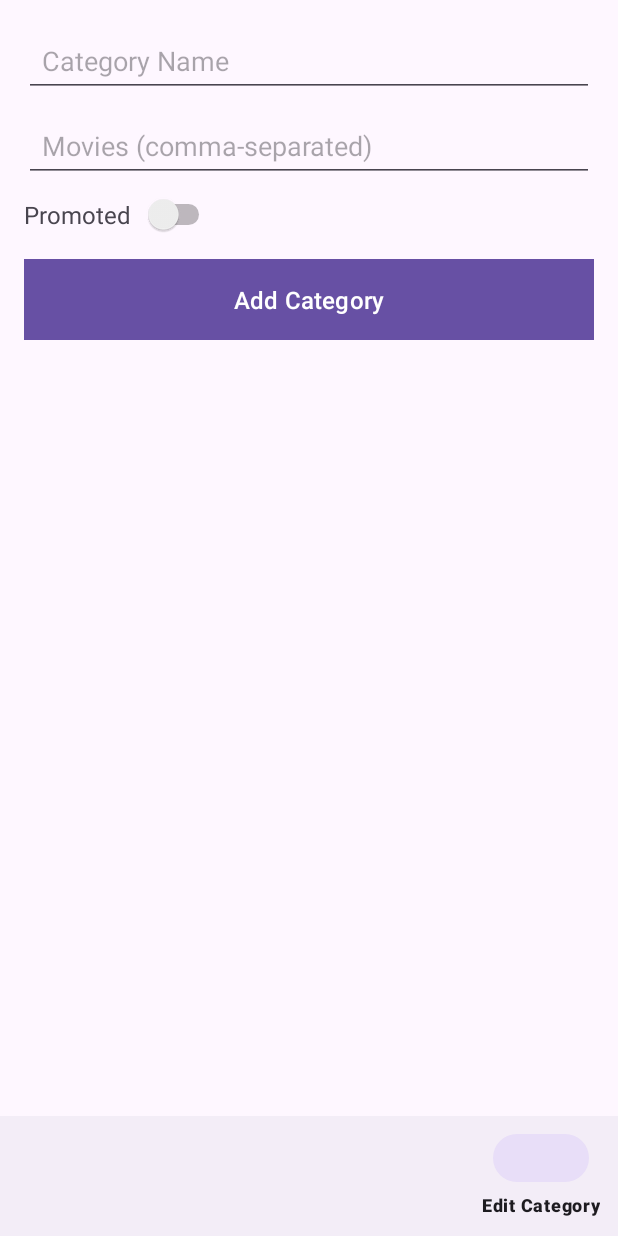
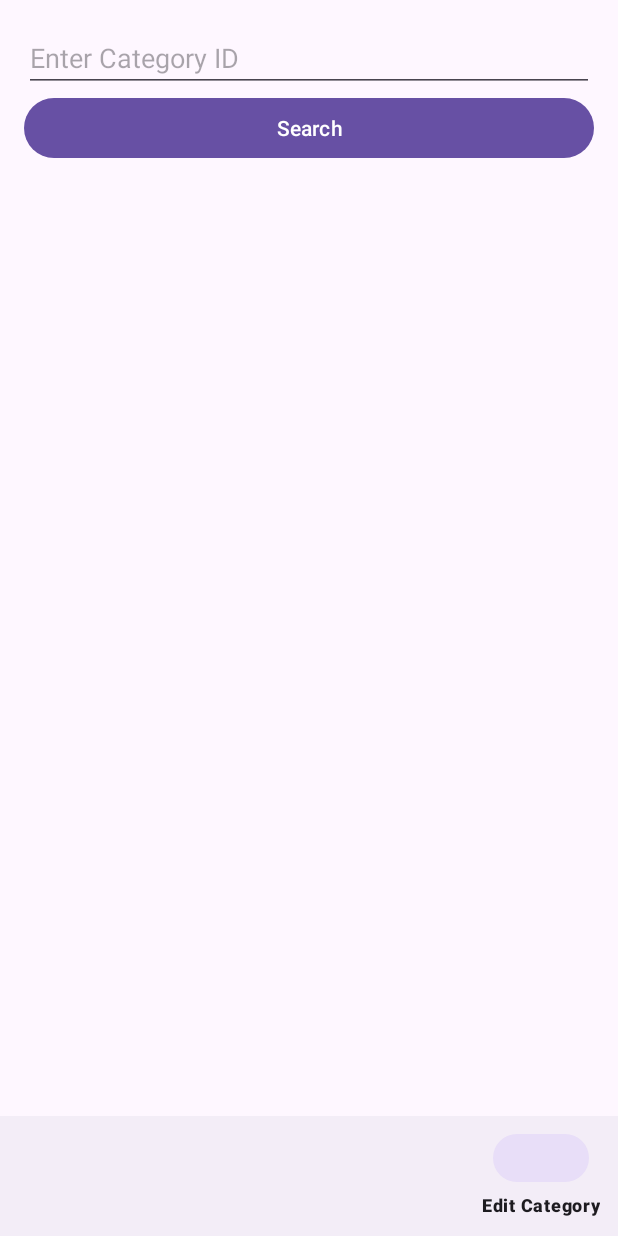
Before and after one commit to gaverver/netflixproject24-25, an Android app: the screen it shows after launch (AdminPage), item 4 of the bottom bar chosen, on a phone screen of 412 x 824 dp. Run offline under Robolectric (Android 15) with nearby library versions, the phone set to English and light mode, and no system bars; our stand-ins replace Room's generated code.

Commit message:
add editCategory fragment

```diff
--- a/src/android/app/src/main/java/com/example/netflix/activities/AdminPage.java
+++ b/src/android/app/src/main/java/com/example/netflix/activities/AdminPage.java
@@ -18,7 +18,7 @@ import androidx.fragment.app.FragmentTransaction;
 import com.example.netflix.R;
 import com.example.netflix.fragments.AddCategoryFragment;
 //import com.example.netflix.fragments.AddMovieFragment;
-//import com.example.netflix.fragments.EditCategoryFragment;
+import com.example.netflix.fragments.EditCategoryFragment;
 //import com.example.netflix.fragments.EditMovieFragment;
 import com.google.android.material.bottomnavigation.BottomNavigationView;
 
@@ -39,10 +39,10 @@ public class AdminPage extends AppCompatActivity {
 //                selectedFragment = new AddMovieFragment();
             } else if (itemId == R.id.nav_edit_movie) {
 //                selectedFragment = new EditMovieFragment();
-            } else if (itemId == R.id.nav_add_category) {
+            } else if (itemId == R.id .nav_add_category) {
                 selectedFragment = new AddCategoryFragment();
             } else if (itemId == R.id.nav_edit_category) {
-//                selectedFragment = new EditCategoryFragment();
+                selectedFragment = new EditCategoryFragment();
             }
 
             if (selectedFragment != null) {
--- a/src/android/app/src/main/java/com/example/netflix/entities/Category.java
+++ b/src/android/app/src/main/java/com/example/netflix/entities/Category.java
@@ -16,6 +16,7 @@ import java.io.Serializable;
 public class Category implements Serializable {
     @PrimaryKey
     @NonNull
+    @SerializedName("_id")
     private String id = ""; // temporary placeholder, will be updated later
     private String name;
     private Boolean promoted;
--- /dev/null
+++ b/src/android/app/src/main/java/com/example/netflix/fragments/EditCategoryFragment.java
@@ -0,0 +1,125 @@
+package com.example.netflix.fragments;
+
+import android.os.Bundle;
+import android.view.LayoutInflater;
+import android.view.View;
+import android.view.ViewGroup;
+import android.widget.Button;
+import android.widget.EditText;
+import android.widget.Switch;
+import android.widget.Toast;
+import androidx.fragment.app.Fragment;
+import androidx.lifecycle.Observer;
+
+import com.example.netflix.R;
+import com.example.netflix.entities.Category;
+import com.example.netflix.viewmodels.CategoryViewModel;
+import com.example.netflix.WebResponse;
+
+import java.util.Arrays;
+import java.util.List;
+
+public class EditCategoryFragment extends Fragment {
+
+    private CategoryViewModel categoryViewModel;
+    private EditText etId, etName, etMovies;
+    private Switch swPromoted;
+    private Button btnSearch, btnEditCategory;
+    private ViewGroup editContainer;
+
+    @Override
+    public View onCreateView(LayoutInflater inflater, ViewGroup container, Bundle savedInstanceState) {
+        View view = inflater.inflate(R.layout.fragment_edit_category, container, false);
+
+        categoryViewModel = new CategoryViewModel();
+
+        etId = view.findViewById(R.id.et_id);
+        etName = view.findViewById(R.id.et_name);
+        etMovies = view.findViewById(R.id.et_movies);
+        swPromoted = view.findViewById(R.id.sw_promoted);
+        btnSearch = view.findViewById(R.id.btn_search);
+        btnEditCategory = view.findViewById(R.id.btn_edit_category);
+        editContainer = view.findViewById(R.id.edit_container);
+
+        // Hide editing fields initially
+        editContainer.setVisibility(View.GONE);
+
+        btnSearch.setOnClickListener(v -> searchCategory());
+        btnEditCategory.setOnClickListener(v -> editCategory());
+
+        return view;
+    }
+    private void updateCategory(List<Category> categories, String id) {
+        Category category = new Category();
+        boolean flag = false;
+        for (Category c : categories) {
+            if (c.getId().equals(id)) {
+                category = c;
+                flag = true;
+                break;
+            }
+        }
+        if (flag) {
+            Toast.makeText(getContext(), "got the category successfully", Toast.LENGTH_SHORT).show();
+            etName.setText(category.getName());
+            etMovies.setText(String.join(",", category.getMovies()));
+            swPromoted.setChecked(category.getPromoted());
+            editContainer.setVisibility(View.VISIBLE);
+        } else {
+            Toast.makeText(getContext(), "category not found", Toast.LENGTH_SHORT).show();
+        }
+    }
+    private void searchCategory() {
+        String id = etId.getText().toString().trim();
+        if (id.isEmpty()) {
+            Toast.makeText(getContext(), "Please enter an ID", Toast.LENGTH_SHORT).show();
+            return;
+        }
+
+        categoryViewModel.getAll().observe(this.getViewLifecycleOwner(), new Observer<List<Category>>() {
+            @Override
+            public void onChanged(List<Category> categories) {
+                updateCategory(categories, id);
+            }
+        });
+
+        WebResponse webResponseForReload = new WebResponse();
+        webResponseForReload.getResponseCode().observe(this.getViewLifecycleOwner(), new Observer<Integer>() {
+            @Override
+            public void onChanged(Integer integer) {
+                if (integer != 200) {
+                    Toast.makeText(getContext(), "Response code: " + integer.toString(), Toast.LENGTH_SHORT).show();
+                }
+            }
+        });
+        webResponseForReload.getResponseMsg().observe(this.getViewLifecycleOwner(), new Observer<String>() {
+            @Override
+            public void onChanged(String s) {
+                if (!s.equals("Ok")) {
+                    Toast.makeText(getContext(), "Response message: " + s, Toast.LENGTH_LONG).show();
+                }
+            }
+        });
+        categoryViewModel.reload(webResponseForReload);
+    }
+
+    private void editCategory() {
+        String id = etId.getText().toString();
+        String name = etName.getText().toString();
+        boolean promoted = swPromoted.isChecked();
+        String[] movies = etMovies.getText().toString().split(",");
+
+        Category category = new Category(id, name, promoted, movies);
+
+        WebResponse webResponse = new WebResponse();
+
+        webResponse.getResponseMsg().observe(this.getViewLifecycleOwner(), new Observer<String>() {
+            @Override
+            public void onChanged(String s) {
+                Toast.makeText(getContext(), "Response message: " + s, Toast.LENGTH_LONG).show();
+            }
+        });
+
+        categoryViewModel.update(category, webResponse);
+    }
+}
--- /dev/null
+++ b/src/android/app/src/main/res/layout/fragment_edit_category.xml
@@ -0,0 +1,54 @@
+<?xml version="1.0" encoding="utf-8"?>
+<LinearLayout xmlns:android="http://schemas.android.com/apk/res/android"
+    android:layout_width="match_parent"
+    android:layout_height="match_parent"
+    android:orientation="vertical"
+    android:padding="16dp">
+
+    <!-- ID Input -->
+    <EditText
+        android:id="@+id/et_id"
+        android:layout_width="match_parent"
+        android:layout_height="wrap_content"
+        android:hint="Enter Category ID" />
+
+    <Button
+        android:id="@+id/btn_search"
+        android:layout_width="match_parent"
+        android:layout_height="wrap_content"
+        android:text="Search" />
+
+    <!-- Container for editing fields, initially hidden -->
+    <LinearLayout
+        android:id="@+id/edit_container"
+        android:layout_width="match_parent"
+        android:layout_height="wrap_content"
+        android:orientation="vertical"
+        android:visibility="gone">
+
+        <EditText
+            android:id="@+id/et_name"
+            android:layout_width="match_parent"
+            android:layout_height="wrap_content"
+            android:hint="Category Name" />
+
+        <EditText
+            android:id="@+id/et_movies"
+            android:layout_width="match_parent"
+            android:layout_height="wrap_content"
+            android:hint="Movies (comma separated)" />
+
+        <Switch
+            android:id="@+id/sw_promoted"
+            android:layout_width="wrap_content"
+            android:layout_height="wrap_content"
+            android:text="Promoted" />
+
+        <Button
+            android:id="@+id/btn_edit_category"
+            android:layout_width="match_parent"
+            android:layout_height="wrap_content"
+            android:text="Edit Category" />
+    </LinearLayout>
+
+</LinearLayout>
```
